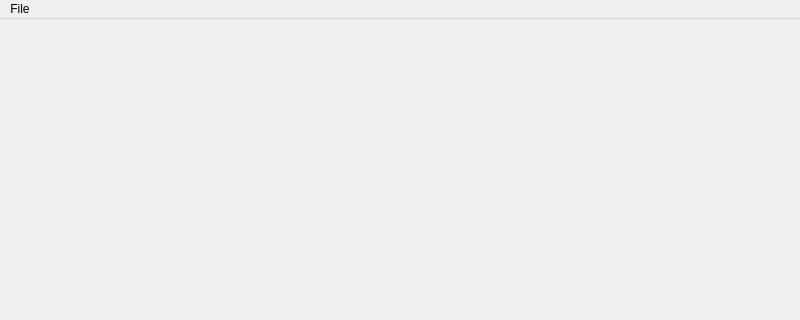
alephshahor/Pinzo, file mainwindow.ui: the form before one commit; both pictures show x 0 to 800 and y 0 to 320 of the 800 by 600 pixel window.
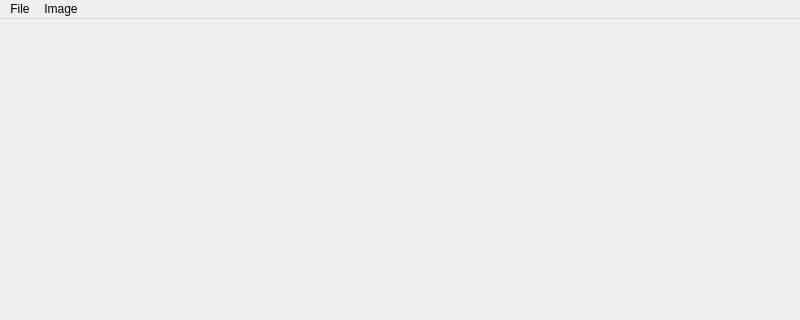
The form after the commit.

Commit message:
Deleted the ImageViewer widget class and added clone() to MainWindow
Now the same functionality happens in MainWindow and new windows can be opened from there.
One way in which images can be opened is by using the clone function.

What changed in the file:
```diff
--- a/mainwindow.ui
+++ b/mainwindow.ui
@@ -47,7 +47,14 @@
     <addaction name="actionSave_As"/>
     <addaction name="actionSave"/>
    </widget>
+   <widget class="QMenu" name="menuImage">
+    <property name="title">
+     <string>Image</string>
+    </property>
+    <addaction name="actionClone"/>
+   </widget>
    <addaction name="menuFile"/>
+   <addaction name="menuImage"/>
   </widget>
   <widget class="QStatusBar" name="statusbar"/>
   <action name="actionOpen">
```
Left out of the diff: 5 changed lines with no effect on the pictures. The commit also changes 7 other files.
